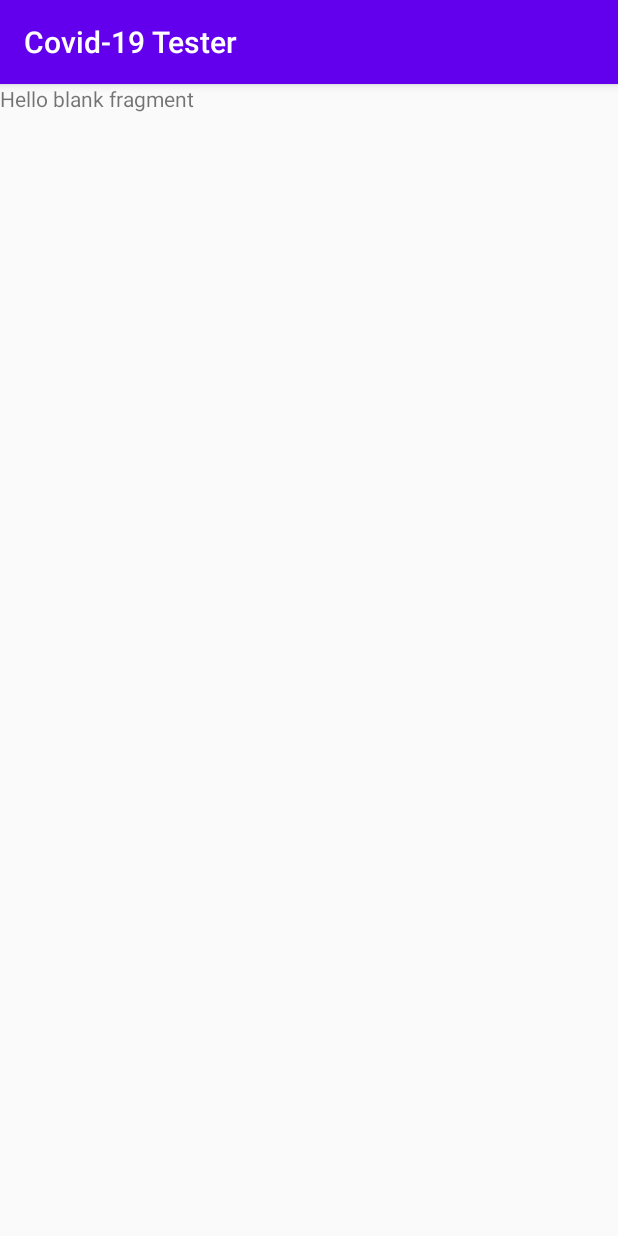
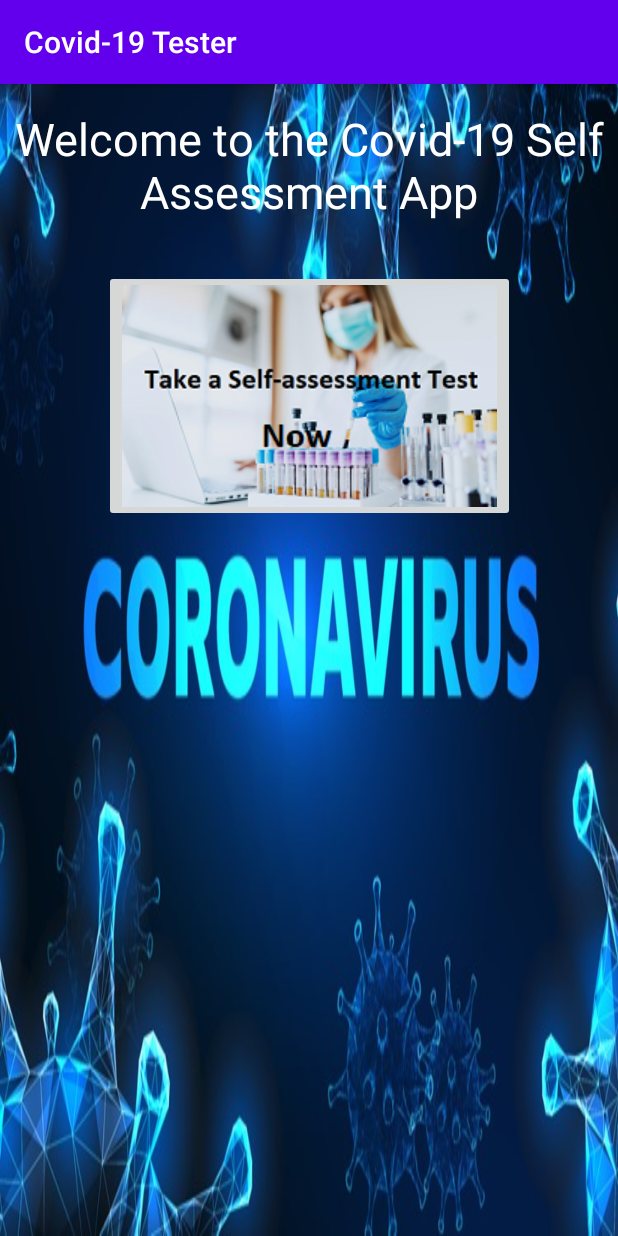
Before and after one commit to Charlyco/Covid-19-Tester, an Android app: the screen it shows after launch (MainActivity), on a phone screen of 412 x 824 dp. Run offline under Robolectric (Android 15) with nearby library versions, the phone set to English and light mode, and no system bars.

Commit message:
Implemented Safe Args for type safe navigation

```diff
--- a/app/build.gradle
+++ b/app/build.gradle
@@ -1,4 +1,5 @@
 apply plugin: 'com.android.application'
+apply plugin: "androidx.navigation.safeargs"
 
 android {
     compileSdkVersion 29
@@ -28,8 +29,8 @@ dependencies {
     implementation 'androidx.constraintlayout:constraintlayout:1.1.3'
     implementation 'androidx.legacy:legacy-support-v4:1.0.0'
     implementation 'androidx.lifecycle:lifecycle-extensions:2.2.0'
-    implementation 'androidx.navigation:navigation-fragment:2.2.2'
-    implementation 'androidx.navigation:navigation-ui:2.2.2'
+    implementation 'androidx.navigation:navigation-fragment:2.3.0'
+    implementation 'androidx.navigation:navigation-ui:2.3.0'
     implementation 'androidx.preference:preference:1.1.1'
     implementation 'androidx.recyclerview:recyclerview:1.1.0'
     testImplementation 'junit:junit:4.12'
--- a/app/src/main/java/com/example/covid_19tester/FragmentMain.java
+++ b/app/src/main/java/com/example/covid_19tester/FragmentMain.java
@@ -3,62 +3,37 @@ package com.example.covid_19tester;
 import android.os.Bundle;
 
 import androidx.fragment.app.Fragment;
+import androidx.navigation.NavDirections;
+import androidx.navigation.Navigation;
 
 import android.view.LayoutInflater;
 import android.view.View;
 import android.view.ViewGroup;
+import android.widget.ImageButton;
 
-/**
- * A simple {@link Fragment} subclass.
- * Use the {@link FragmentMain#newInstance} factory method to
- * create an instance of this fragment.
- */
 public class FragmentMain extends Fragment {
-
-    // TODO: Rename parameter arguments, choose names that match
-    // the fragment initialization parameters, e.g. ARG_ITEM_NUMBER
-    private static final String ARG_PARAM1 = "param1";
-    private static final String ARG_PARAM2 = "param2";
-
-    // TODO: Rename and change types of parameters
-    private String mParam1;
-    private String mParam2;
+    private ImageButton takeTest;
 
     public FragmentMain() {
         // Required empty public constructor
     }
 
-    /**
-     * Use this factory method to create a new instance of
-     * this fragment using the provided parameters.
-     *
-     * @param param1 Parameter 1.
-     * @param param2 Parameter 2.
-     * @return A new instance of fragment FragmentMain.
-     */
-    // TODO: Rename and change types and number of parameters
-    public static FragmentMain newInstance(String param1, String param2) {
-        FragmentMain fragment = new FragmentMain();
-        Bundle args = new Bundle();
-        args.putString(ARG_PARAM1, param1);
-        args.putString(ARG_PARAM2, param2);
-        fragment.setArguments(args);
-        return fragment;
-    }
-
-    @Override
+     @Override
     public void onCreate(Bundle savedInstanceState) {
         super.onCreate(savedInstanceState);
-        if (getArguments() != null) {
-            mParam1 = getArguments().getString(ARG_PARAM1);
-            mParam2 = getArguments().getString(ARG_PARAM2);
-        }
     }
 
     @Override
     public View onCreateView(LayoutInflater inflater, ViewGroup container,
                              Bundle savedInstanceState) {
-        // Inflate the layout for this fragment
-        return inflater.inflate(R.layout.fragment_main, container, false);
+        View root = inflater.inflate(R.layout.fragment_main, container, false);
+
+        takeTest = root.findViewById(R.id.takeTestButton);
+        return root;
+    }
+    public void launchTest(View view) {
+        NavDirections actions = FragmentMainDirections
+                .actionFragmentMainToTestFragment();
+        Navigation.findNavController(view).navigate(actions);
     }
 }
--- a/app/src/main/java/com/example/covid_19tester/MainActivity.java
+++ b/app/src/main/java/com/example/covid_19tester/MainActivity.java
@@ -1,8 +1,10 @@
 package com.example.covid_19tester;
 
 import androidx.appcompat.app.AppCompatActivity;
+import androidx.navigation.NavDirections;
 
 import android.os.Bundle;
+import android.view.View;
 
 public class MainActivity extends AppCompatActivity {
 
@@ -11,4 +13,6 @@ public class MainActivity extends AppCompatActivity {
         super.onCreate(savedInstanceState);
         setContentView(R.layout.activity_main);
     }
+
+
 }
--- a/app/src/main/res/layout/fragment_main.xml
+++ b/app/src/main/res/layout/fragment_main.xml
@@ -1,14 +1,41 @@
 <?xml version="1.0" encoding="utf-8"?>
-<FrameLayout xmlns:android="http://schemas.android.com/apk/res/android"
+<androidx.constraintlayout.widget.ConstraintLayout xmlns:android="http://schemas.android.com/apk/res/android"
+    xmlns:app="http://schemas.android.com/apk/res-auto"
     xmlns:tools="http://schemas.android.com/tools"
+    android:id="@+id/constraintLayout"
     android:layout_width="match_parent"
     android:layout_height="match_parent"
+    android:background="@drawable/coro_virus1"
     tools:context=".FragmentMain">
 
-    <!-- TODO: Update blank fragment layout -->
     <TextView
-        android:layout_width="match_parent"
-        android:layout_height="match_parent"
-        android:text="@string/hello_blank_fragment" />
+        android:id="@+id/textView"
+        style="@android:style/Widget.TextView"
+        android:layout_width="wrap_content"
+        android:layout_height="wrap_content"
+        android:layout_marginStart="16dp"
+        android:layout_marginTop="16dp"
+        android:layout_marginEnd="16dp"
+        android:text="@string/headline"
+        android:textAlignment="center"
+        android:textAppearance="@style/TextAppearance.AppCompat.Headline"
+        android:textColor="@android:color/background_light"
+        android:textColorHighlight="@color/design_default_color_primary"
+        android:textSize="30sp"
+        app:layout_constraintEnd_toEndOf="parent"
+        app:layout_constraintStart_toStartOf="parent"
+        app:layout_constraintTop_toTopOf="parent" />
 
-</FrameLayout>
+    <ImageButton
+        android:id="@+id/takeTestButton"
+        android:layout_width="wrap_content"
+        android:layout_height="wrap_content"
+        android:layout_marginStart="16dp"
+        android:layout_marginTop="32dp"
+        android:layout_marginEnd="16dp"
+        android:onClick="launchTest"
+        android:src="@drawable/covid_test1"
+        app:layout_constraintEnd_toEndOf="parent"
+        app:layout_constraintStart_toStartOf="parent"
+        app:layout_constraintTop_toBottomOf="@+id/textView" />
+</androidx.constraintlayout.widget.ConstraintLayout>
--- a/app/src/main/res/navigation/nav_graph.xml
+++ b/app/src/main/res/navigation/nav_graph.xml
@@ -23,5 +23,18 @@
         android:id="@+id/fragmentMain"
         android:name="com.example.covid_19tester.FragmentMain"
         android:label="fragment_main"
-        tools:layout="@layout/fragment_main" />
+        tools:layout="@layout/fragment_main" >
+        <argument
+            android:name="fragmentMain"
+            app:argType="string"/>
+        <action
+            android:id="@+id/action_fragmentMain_to_testFragment"
+            app:destination="@id/testFragment" />
+        <action
+            android:id="@+id/action_fragmentMain_to_settingsFragment"
+            app:destination="@id/settingsFragment" />
+        <action
+            android:id="@+id/action_fragmentMain_to_pastTestFragment"
+            app:destination="@id/pastTestFragment" />
+    </fragment>
 </navigation>
--- a/app/src/main/res/values/strings.xml
+++ b/app/src/main/res/values/strings.xml
@@ -16,4 +16,5 @@
     <string name="attachment_summary_off">Only download attachments when manually requested</string>
     <!-- TODO: Remove or change this placeholder text -->
     <string name="hello_blank_fragment">Hello blank fragment</string>
+    <string name="headline">Welcome to the Covid-19 Self Assessment App</string>
 </resources>
--- a/build.gradle
+++ b/build.gradle
@@ -5,7 +5,8 @@ buildscript {
         jcenter()
     }
     dependencies {
-        classpath "com.android.tools.build:gradle:4.0.0"
+        classpath "com.android.tools.build:gradle:4.0.1"
+        classpath "androidx.navigation:navigation-safe-args-gradle-plugin:2.3.0"
 
         // NOTE: Do not place your application dependencies here; they belong
         // in the individual module build.gradle files
```
Also changed, not shown: app/src/main/res/drawable/coro_virus.jpg (added), app/src/main/res/drawable/coro_virus1.jpg (added), app/src/main/res/drawable/coro_virus2.jpg (added), app/src/main/res/drawable/covid_est.webp (added), app/src/main/res/drawable/covid_test1.png (added).
